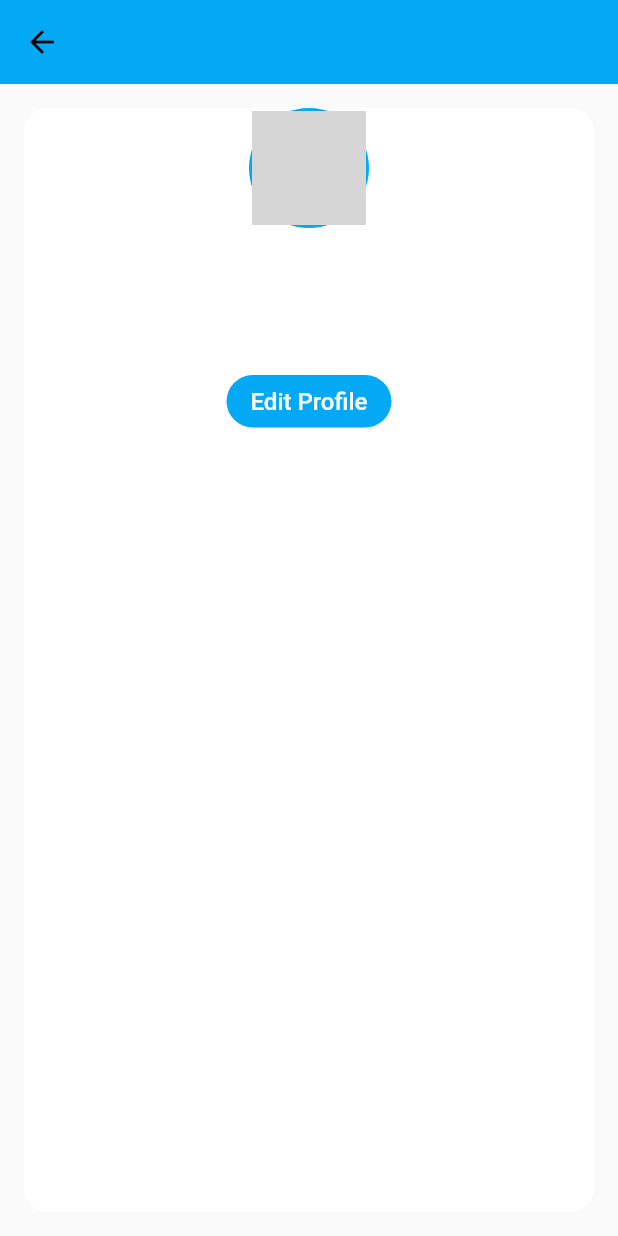
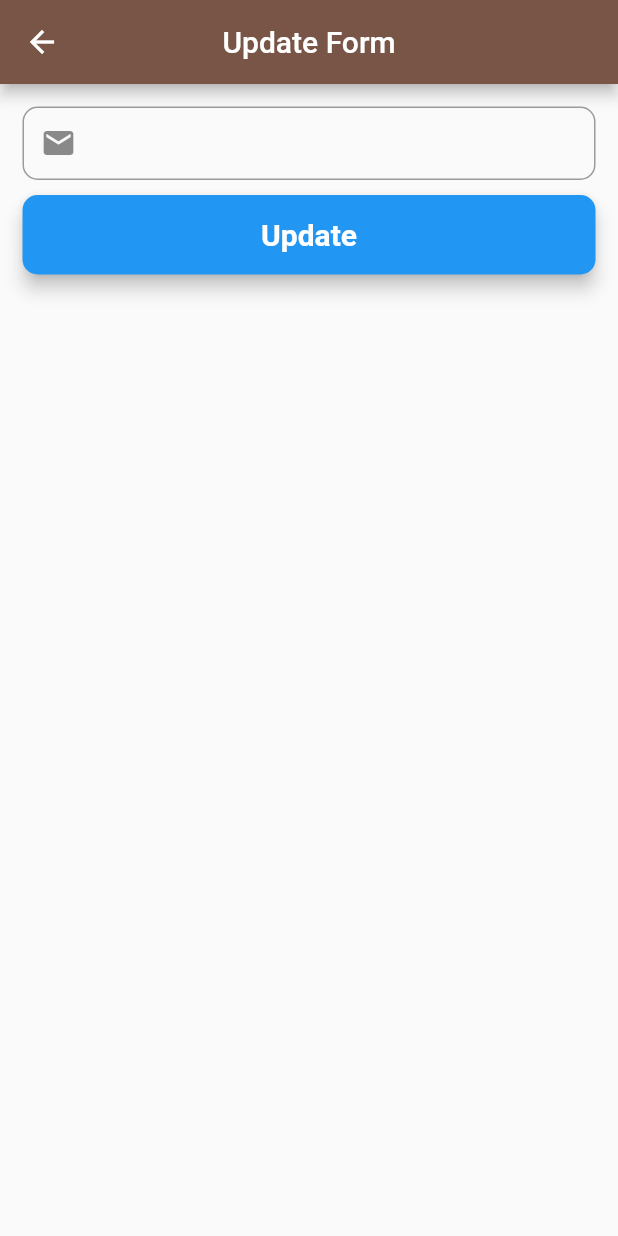
Before and after one commit to trainingtuts/mosaic_event, a Flutter app: the ProfileScreen screen opened directly, after a tap on "Edit Profile", on a phone screen of 412 x 824 dp. Run offline on Flutter 3.47's test engine with Material 2 defaults, Android fonts, the phone set to English and light mode, and no system bars; our stand-ins replace carousel_slider, cloud_firestore, firebase_auth, firebase_core, fluttertoast, intl_phone_field; accounts and stored records are empty; network calls fail; Roboto replaces fonts that are missing (SF Pro); grey boxes are pictures that could not be loaded.

Commit message:
updating working

```diff
--- /dev/null
+++ b/lib/forms/profile_update_form.dart
@@ -0,0 +1,148 @@
+// ignore_for_file: must_be_immutable,
+
+import 'package:cloud_firestore/cloud_firestore.dart';
+import 'package:flutter/material.dart';
+import 'package:fluttertoast/fluttertoast.dart';
+import 'package:intl_phone_field/phone_number.dart';
+import 'package:mosaic_event/services/auth_service.dart';
+import 'package:provider/provider.dart';
+
+class UpdateForm extends StatefulWidget {
+  const UpdateForm({Key? key}) : super(key: key);
+
+  @override
+  State<UpdateForm> createState() => _UpdateFormState();
+}
+
+class _UpdateFormState extends State<UpdateForm> {
+  String? _email;
+  PhoneNumber? phoneNumber;
+
+  final _genderList = ['Male', 'Female', 'Other'];
+  final _roleList = ['Personal', 'Business'];
+
+  // form key
+  final _updateProfileFormKey = GlobalKey<FormState>();
+
+  @override
+  Widget build(BuildContext context) {
+    final authService = Provider.of<AuthService>(context);
+
+    // CollectionReference usersCollection =
+    // FirebaseFirestore.instance.collection('users');
+    return Scaffold(
+      appBar: AppBar(
+        title: const Text("Update Form"),
+        centerTitle: true,
+        leading: IconButton(
+          icon: const Icon(Icons.arrow_back),
+          onPressed: () {
+            Navigator.pop(context);
+          },
+        ),
+      ),
+      body: Padding(
+        padding: const EdgeInsets.all(15.0),
+        child: Form(
+          key: _updateProfileFormKey,
+          child: FutureBuilder<DocumentSnapshot>(
+            future: FirebaseFirestore.instance
+                .collection('users')
+                .doc(authService.userID())
+                .get(),
+            builder: (BuildContext context,
+                AsyncSnapshot<DocumentSnapshot> snapshot) {
+              if (snapshot.hasError) {
+                return const Text("Something went wrong");
+              }
+              if (snapshot.hasData && !snapshot.data!.exists) {
+                return const Text("Document does not exist");
+              }
+              if (snapshot.connectionState == ConnectionState.done) {
+                Map<String, dynamic> userData =
+                    snapshot.data!.data() as Map<String, dynamic>;
+                _email = userData['email'];
+                return Column(
+                  // mainAxisAlignment: MainAxisAlignment.center,
+                  // crossAxisAlignment: CrossAxisAlignment.center,
+                  children: [
+                    TextFormField(
+                      autofocus: false,
+                      initialValue: _email,
+                      keyboardType: TextInputType.name,
+                      validator: (value) {
+                        if (value!.isEmpty) {
+                          return "Please enter email address";
+                        }
+                        if (!RegExp('[a-z0-9]+@[a-z]+.[a-z]{2,3}')
+                            .hasMatch(value)) {
+                          return "Please enter valid email address";
+                        }
+                        return null;
+                      },
+                      onChanged: (value) {
+                        _email = value;
+                      },
+                      textInputAction: TextInputAction.next,
+                      decoration: InputDecoration(
+                        prefixIcon: const Icon(Icons.mail),
+                        contentPadding:
+                            const EdgeInsets.fromLTRB(20, 15, 20, 15),
+                        border: OutlineInputBorder(
+                            borderRadius: BorderRadius.circular(10)),
+                      ),
+                    ),
+                    const SizedBox(height: 10),
+                    Material(
+                      elevation: 5,
+                      color: Colors.blue,
+                      borderRadius: BorderRadius.circular(10),
+                      child: MaterialButton(
+                        onPressed: () {
+                          updateUserProfile(_email);
+                        },
+                        padding: const EdgeInsets.fromLTRB(20, 15, 20, 15),
+                        minWidth: MediaQuery.of(context).size.width,
+                        child: const Text(
+                          "Update",
+                          textAlign: TextAlign.center,
+                          style: TextStyle(
+                            color: Colors.white,
+                            fontSize: 20,
+                            fontWeight: FontWeight.bold,
+                          ),
+                        ),
+                      ),
+                    )
+                  ],
+                );
+              }
+              return const Center(
+                child: CircularProgressIndicator(
+                  color: Colors.orange,
+                ),
+              );
+            },
+          ),
+        ),
+      ),
+    );
+  }
+
+  //update method
+  Future<void> updateUserProfile(email) {
+    final authService = Provider.of<AuthService>(context, listen: false);
+    return FirebaseFirestore.instance
+        .collection('users')
+        .doc(authService.userID())
+        .update({'email': email}).then((value) {
+      Navigator.pop(context);
+      Fluttertoast.showToast(
+        msg: "Email Updated",
+        toastLength: Toast.LENGTH_LONG,
+      );
+    }).catchError((error) {
+      Fluttertoast.showToast(msg: "Error occured: $error");
+    });
+  }
+}
--- a/lib/models/user_model.dart
+++ b/lib/models/user_model.dart
@@ -1,7 +1,6 @@
 class UserModel {
   String? uid;
-  String? firstname;
-  String? lastname;
+  String? fullname;
   String? email;
   String? role;
   String? phoneNo;
@@ -12,8 +11,7 @@ class UserModel {
 
   UserModel({
     this.uid,
-    this.firstname,
-    this.lastname,
+    this.fullname,
     this.email,
     this.role,
     this.phoneNo,
@@ -26,8 +24,7 @@ class UserModel {
   Map<String, dynamic> toMap() {
     return <String, dynamic>{
       'uid': uid,
-      'firstname': firstname,
-      'lastname': lastname,
+      'fullname': fullname,
       'email': email,
       'role': role,
       'phoneNo': phoneNo,
@@ -37,12 +34,12 @@ class UserModel {
       'isActive': isActive,
     };
   }
+
   factory UserModel.fromMap(map) {
     return UserModel(
       uid: map['uid'],
       email: map['email'],
-      firstname: map['firstname'],
-      lastname: map['lastname'],
+      fullname: map['fullname'],
       role: map['role'],
       phoneNo: map['phoneNo'],
       gender: map['gender'],
--- a/lib/screens/login_screen.dart
+++ b/lib/screens/authentication/login_screen.dart
@@ -1,5 +1,5 @@
 import 'package:flutter/material.dart';
-import 'package:mosaic_event/screens/signup_screen.dart';
+import 'package:mosaic_event/screens/authentication/signup_screen.dart';
 import 'package:mosaic_event/services/auth_service.dart';
 import 'package:provider/provider.dart';
 
--- a/lib/screens/profile_screen.dart
+++ b/lib/screens/profile_screen.dart
@@ -1,11 +1,8 @@
 // ignore_for_file: prefer_const_constructors,
 
-import 'dart:developer';
-
 import 'package:cloud_firestore/cloud_firestore.dart';
-import 'package:firebase_auth/firebase_auth.dart';
 import 'package:flutter/material.dart';
-import 'package:mosaic_event/models/user_model.dart';
+import 'package:mosaic_event/forms/profile_update_form.dart';
 import 'package:mosaic_event/services/auth_service.dart';
 import 'package:mosaic_event/theme/theme.dart';
 import 'package:provider/provider.dart';
@@ -18,27 +15,11 @@ class ProfileScreen extends StatefulWidget {
 }
 
 class _ProfileScreenState extends State<ProfileScreen> {
-  // User? user = FirebaseAuth.instance.currentUser;
-  // UserModel loggedInUser = UserModel();
-
-  // @override
-  // void initState() {
-  //   FirebaseFirestore.instance
-  //       .collection("users")
-  //       .doc(user!.uid)
-  //       .get()
-  //       .then((value) {
-  //     print(value);
-  //     loggedInUser = UserModel.fromMap(value.data());
-  //     setState(() {});
-  //   });
-  //   super.initState();
-  // }
-
   @override
   Widget build(BuildContext context) {
-    CollectionReference users = FirebaseFirestore.instance.collection('users');
+    // CollectionReference users = FirebaseFirestore.instance.collection('users');
     final authService = Provider.of<AuthService>(context);
+    final cloudService = Provider.of<CloudService>(context);
 
     return Scaffold(
       appBar: AppBar(
@@ -49,21 +30,17 @@ class _ProfileScreenState extends State<ProfileScreen> {
           color: Colors.black,
         ),
       ),
-      body: FutureBuilder<DocumentSnapshot>(
-        future: users.doc(authService.userID()).get(),
+      body: StreamBuilder(
+        stream:
+            cloudService.usersCollection.doc(authService.userID()).snapshots(),
         builder:
             (BuildContext context, AsyncSnapshot<DocumentSnapshot> snapshot) {
           if (snapshot.hasError) {
-            return Text("Something went wrong");
-          }
-
-          if (snapshot.hasData && !snapshot.data!.exists) {
-            return Text("Document does not exist");
-          }
-
-          if (snapshot.connectionState == ConnectionState.done) {
-            Map<String, dynamic> data =
-                snapshot.data!.data() as Map<String, dynamic>;
+            return Center(
+              child: Text("Something went wrong"),
+            );
+          } else if (snapshot.hasData) {
+            final data = snapshot.data!;
             return Container(
               margin: EdgeInsets.all(16.0),
               decoration: BoxDecoration(
@@ -79,9 +56,10 @@ class _ProfileScreenState extends State<ProfileScreen> {
                       backgroundColor: MyColors.primaryColor,
                       child: CircleAvatar(
                         radius: 38.0,
-                        backgroundImage:
-                            // AssetImage('assets/default/default_pp.png'),
-                            NetworkImage("$data['profileUrl']"),
+                        backgroundImage: data['profileUrl'] == null
+                            ? NetworkImage("${data['profileUrl']}")
+                            : AssetImage("assets/default/default_pp.png")
+                                as ImageProvider,
                         child: Align(
                           alignment: Alignment.bottomRight,
                           child: CircleAvatar(
@@ -101,7 +79,7 @@ class _ProfileScreenState extends State<ProfileScreen> {
                     child: Container(
                       padding: EdgeInsets.only(top: 16.0),
                       child: Text(
-                        "${data['firstname']} ${data['lastname']}",
+                        "${data['fullname']}",
                         style: TextStyle(
                           fontFamily: 'SF Pro',
                           fontWeight: FontWeight.w700,
@@ -114,7 +92,7 @@ class _ProfileScreenState extends State<ProfileScreen> {
                     child: Container(
                       padding: EdgeInsets.only(top: 8.0),
                       child: Text(
-                        '${data['gender']}',
+                        "${data['gender']} | ${data['role']}",
                         style: TextStyle(
                           fontFamily: 'SF Pro',
                           fontSize: 12.0,
@@ -127,8 +105,13 @@ class _ProfileScreenState extends State<ProfileScreen> {
                       padding: const EdgeInsets.all(24.0),
                       child: TextButton(
                         onPressed: () {
-                          log('im pressed');
+                          Navigator.push(
+                              context,
+                              MaterialPageRoute(
+                                  builder: (context) => UpdateForm()));
                         },
+                        style: TextButton.styleFrom(
+                            backgroundColor: Colors.amberAccent),
                         child: Container(
                           padding: EdgeInsets.fromLTRB(16.0, 8.0, 16.0, 8.0),
                           decoration: BoxDecoration(
@@ -153,8 +136,9 @@ class _ProfileScreenState extends State<ProfileScreen> {
               ),
             );
           }
-
-          return Text("loading");
+          return Center(
+            child: CircularProgressIndicator(),
+          );
         },
       ),
     );
--- a/lib/services/auth_service.dart
+++ b/lib/services/auth_service.dart
@@ -1,3 +1,4 @@
+import 'package:cloud_firestore/cloud_firestore.dart';
 import 'package:firebase_auth/firebase_auth.dart' as auth;
 import 'package:mosaic_event/models/user_model.dart';
 
@@ -6,6 +7,9 @@ class AuthService {
 
   // GET UID
   userID() => _auth.currentUser?.uid;
+
+  // GET CurrentUser
+  auth.User? currentUser = auth.FirebaseAuth.instance.currentUser;
 
   bool? isAnonymous() => _auth.currentUser?.isAnonymous;
 
@@ -49,8 +53,7 @@ class AuthService {
   // register with email and password
   Future<UserModel?> createUserWithEmailAndPassword(
       String email, String password) async {
-    final credential = await _auth
-        .createUserWithEmailAndPassword(
+    final credential = await _auth.createUserWithEmailAndPassword(
       email: email,
       password: password,
     );
@@ -63,3 +66,8 @@ class AuthService {
     return await _auth.signOut();
   }
 }
+
+class CloudService {
+  CollectionReference usersCollection =
+      FirebaseFirestore.instance.collection('users');
+}
--- a/lib/utils/wrapper.dart
+++ b/lib/utils/wrapper.dart
@@ -3,8 +3,8 @@
 
 import 'package:flutter/material.dart';
 import 'package:mosaic_event/screens/home_screen.dart';
-import 'package:mosaic_event/screens/login_screen.dart';
-import 'package:mosaic_event/screens/signup_screen.dart';
+import 'package:mosaic_event/screens/authentication/login_screen.dart';
+import 'package:mosaic_event/screens/authentication/signup_screen.dart';
 import 'package:mosaic_event/services/auth_service.dart';
 import 'package:provider/provider.dart';
 
```
Also changed, not shown: lib/main.dart (+5 -4 lines), lib/screens/authentication/signup_screen.dart (renamed from lib/screens/signup_screen.dart, +46 -63 lines), lib/screens/home_screen.dart (+4 -17 lines).
